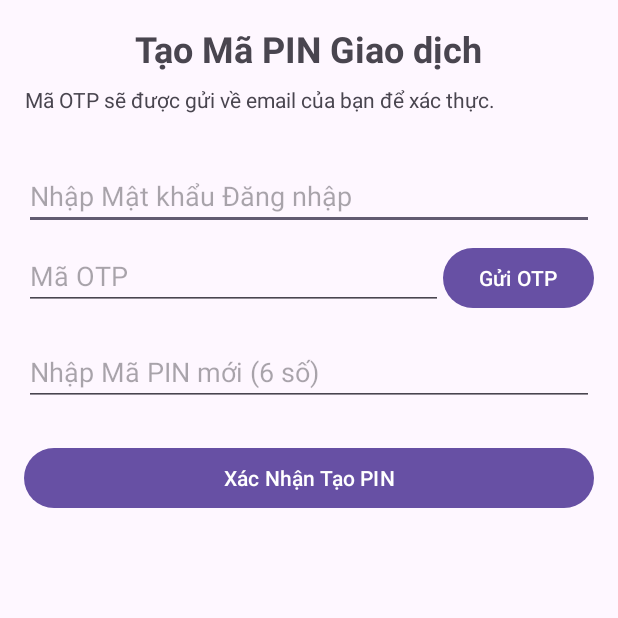
After one commit to cloudy-forest/ANDROID-ENDTERM, an Android app: the SetPinActivity screen opened directly, with no data from a screen before it, on a phone screen of 412 x 824 dp, the top half of it. The commit adds this screen. Run offline under Robolectric (Android 15) with nearby library versions, the phone set to English and light mode, and no system bars.

Commit message:
update OTP and PIN fe + be

```diff
--- a/FRONTEND/app/src/main/AndroidManifest.xml
+++ b/FRONTEND/app/src/main/AndroidManifest.xml
@@ -15,6 +15,9 @@
         android:theme="@style/Theme.MobileBankingApp"
         android:usesCleartextTraffic="true">
         <activity
+            android:name=".SetPinActivity"
+            android:exported="false" />
+        <activity
             android:name=".HomeActivity"
             android:exported="false" />
         <activity
--- /dev/null
+++ b/FRONTEND/app/src/main/java/com/dtv/mobilebankingapp/SetPinActivity.java
@@ -0,0 +1,114 @@
+package com.dtv.mobilebankingapp;
+
+import android.os.Bundle;
+import android.widget.Button;
+import android.widget.EditText;
+import android.widget.Toast;
+
+import androidx.appcompat.app.AppCompatActivity;
+
+import com.dtv.mobilebankingapp.network.ApiService;
+import com.dtv.mobilebankingapp.network.MessageResponse;
+import com.dtv.mobilebankingapp.network.PinSetRequest;
+import com.dtv.mobilebankingapp.network.RetrofitClient;
+import com.dtv.mobilebankingapp.network.SessionManager;
+
+import retrofit2.Call;
+import retrofit2.Callback;
+import retrofit2.Response;
+
+public class SetPinActivity extends AppCompatActivity {
+
+    private EditText etPassword, etOtp, etNewPin;
+    private Button btnRequestOtp, btnConfirmPin;
+    private ApiService apiService;
+    private SessionManager sessionManager;
+    private String authToken;
+
+    @Override
+    protected void onCreate(Bundle savedInstanceState) {
+        super.onCreate(savedInstanceState);
+        setContentView(R.layout.activity_set_pin);
+
+        // Khởi tạo
+        apiService = RetrofitClient.getApiService();
+        sessionManager = new SessionManager(this);
+        authToken = "Bearer " + sessionManager.getAuthToken();
+
+        // Ánh xạ
+        etPassword = findViewById(R.id.etPassword);
+        etOtp = findViewById(R.id.etOtp);
+        etNewPin = findViewById(R.id.etNewPin);
+        btnRequestOtp = findViewById(R.id.btnRequestOtp);
+        btnConfirmPin = findViewById(R.id.btnConfirmPin);
+
+        // Gán sự kiện
+        btnRequestOtp.setOnClickListener(v -> handleRequestOtp());
+        btnConfirmPin.setOnClickListener(v -> handleConfirmPin());
+    }
+
+    // Hàm gọi API /api/pin/request-otp
+    private void handleRequestOtp() {
+        btnRequestOtp.setEnabled(false); // Vô hiệu hóa nút
+        Toast.makeText(this, "Đang gửi OTP...", Toast.LENGTH_SHORT).show();
+
+        Call<MessageResponse> call = apiService.requestPinOtp(authToken);
+        call.enqueue(new Callback<MessageResponse>() {
+            @Override
+            public void onResponse(Call<MessageResponse> call, Response<MessageResponse> response) {
+                if (response.isSuccessful()) {
+                    Toast.makeText(SetPinActivity.this, "OTP đã gửi, vui lòng kiểm tra email (Gmail)", Toast.LENGTH_LONG).show();
+                } else {
+                    Toast.makeText(SetPinActivity.this, "Gửi OTP thất bại", Toast.LENGTH_SHORT).show();
+                    btnRequestOtp.setEnabled(true); // Bật lại nút nếu lỗi
+                }
+            }
+
+            @Override
+            public void onFailure(Call<MessageResponse> call, Throwable t) {
+                Toast.makeText(SetPinActivity.this, "Lỗi kết nối: " + t.getMessage(), Toast.LENGTH_SHORT).show();
+                btnRequestOtp.setEnabled(true); // Bật lại nút nếu lỗi
+            }
+        });
+    }
+
+    // Hàm gọi API /api/pin/set
+    private void handleConfirmPin() {
+        String password = etPassword.getText().toString();
+        String otp = etOtp.getText().toString();
+        String newPin = etNewPin.getText().toString();
+
+        // Kiểm tra input
+        if (password.isEmpty() || otp.isEmpty() || newPin.isEmpty()) {
+            Toast.makeText(this, "Vui lòng nhập đủ thông tin", Toast.LENGTH_SHORT).show();
+            return;
+        }
+
+        if (newPin.length() != 6) {
+            Toast.makeText(this, "Mã PIN phải có đúng 6 số", Toast.LENGTH_SHORT).show();
+            return;
+        }
+
+        // Tạo request
+        PinSetRequest request = new PinSetRequest(password, otp, newPin);
+
+        Call<MessageResponse> call = apiService.setPin(authToken, request);
+        call.enqueue(new Callback<MessageResponse>() {
+            @Override
+            public void onResponse(Call<MessageResponse> call, Response<MessageResponse> response) {
+                if (response.isSuccessful()) {
+                    Toast.makeText(SetPinActivity.this, "Tạo mã PIN thành công!", Toast.LENGTH_LONG).show();
+                    finish(); // Đóng màn hình này và quay lại HomeActivity
+                } else {
+                    // Lỗi (OTP sai, Mật khẩu sai, v.v.)
+                    Toast.makeText(SetPinActivity.this, "Tạo PIN thất bại: Sai OTP hoặc Mật khẩu", Toast.LENGTH_LONG).show();
+                }
+            }
+
+            @Override
+            public void onFailure(Call<MessageResponse> call, Throwable t) {
+                Toast.makeText(SetPinActivity.this, "Lỗi kết nối: " + t.getMessage(), Toast.LENGTH_SHORT).show();
+            }
+        });
+    }
+}
--- a/FRONTEND/app/src/main/java/com/dtv/mobilebankingapp/network/ApiService.java
+++ b/FRONTEND/app/src/main/java/com/dtv/mobilebankingapp/network/ApiService.java
@@ -26,4 +26,15 @@ public interface ApiService {
             @Header("Authorization") String token,
             @Body TransferRequest transferRequest
     );
+
+    // API yêu cầu OTP để tạo PIN
+    @POST("/api/pin/request-otp")
+    Call<MessageResponse> requestPinOtp(@Header("Authorization") String token);
+
+    // API gửi Mật khẩu, OTP, và PIN mới
+    @POST("/api/pin/set")
+    Call<MessageResponse> setPin(
+            @Header("Authorization") String token,
+            @Body PinSetRequest pinSetRequest
+    );
 }
--- a/FRONTEND/app/src/main/java/com/dtv/mobilebankingapp/network/TransferRequest.java
+++ b/FRONTEND/app/src/main/java/com/dtv/mobilebankingapp/network/TransferRequest.java
@@ -4,9 +4,11 @@ package com.dtv.mobilebankingapp.network;
 public class TransferRequest {
     String receiver_account_number;
     int amount;
+    String pin;
 
-    public TransferRequest(String receiver_account_number, int amount) {
+    public TransferRequest(String receiver_account_number, int amount, String pin) {
         this.receiver_account_number = receiver_account_number;
         this.amount = amount;
+        this.pin = pin;
     }
 }
--- /dev/null
+++ b/FRONTEND/app/src/main/res/layout/activity_set_pin.xml
@@ -0,0 +1,71 @@
+<?xml version="1.0" encoding="utf-8"?>
+<LinearLayout xmlns:android="http://schemas.android.com/apk/res/android"
+    xmlns:tools="http://schemas.android.com/tools"
+    android:layout_width="match_parent"
+    android:layout_height="match_parent"
+    android:orientation="vertical"
+    android:padding="16dp"
+    tools:context=".SetPinActivity">
+
+    <TextView
+        android:layout_width="wrap_content"
+        android:layout_height="wrap_content"
+        android:text="Tạo Mã PIN Giao dịch"
+        android:textSize="24sp"
+        android:textStyle="bold"
+        android:layout_gravity="center"/>
+
+    <TextView
+        android:layout_width="wrap_content"
+        android:layout_height="wrap_content"
+        android:text="Mã OTP sẽ được gửi về email của bạn để xác thực."
+        android:layout_marginTop="8dp"
+        android:gravity="center"
+        android:layout_marginBottom="16dp"/>
+
+    <EditText
+        android:id="@+id/etPassword"
+        android:layout_width="match_parent"
+        android:layout_height="wrap_content"
+        android:hint="Nhập Mật khẩu Đăng nhập"
+        android:inputType="textPassword"
+        android:layout_marginTop="16dp"/>
+
+    <LinearLayout
+        android:layout_width="match_parent"
+        android:layout_height="wrap_content"
+        android:orientation="horizontal"
+        android:layout_marginTop="8dp">
+
+        <EditText
+            android:id="@+id/etOtp"
+            android:layout_width="0dp"
+            android:layout_height="wrap_content"
+            android:layout_weight="1"
+            android:hint="Mã OTP"
+            android:inputType="number"/>
+
+        <Button
+            android:id="@+id/btnRequestOtp"
+            android:layout_width="wrap_content"
+            android:layout_height="wrap_content"
+            android:text="Gửi OTP"/>
+    </LinearLayout>
+
+    <EditText
+        android:id="@+id/etNewPin"
+        android:layout_width="match_parent"
+        android:layout_height="wrap_content"
+        android:hint="Nhập Mã PIN mới (6 số)"
+        android:inputType="numberPassword"
+        android:maxLength="6"
+        android:layout_marginTop="16dp"/>
+
+    <Button
+        android:id="@+id/btnConfirmPin"
+        android:layout_width="match_parent"
+        android:layout_height="wrap_content"
+        android:text="Xác Nhận Tạo PIN"
+        android:layout_marginTop="24dp"/>
+
+</LinearLayout>
```
Also changed, not shown: FRONTEND/app/src/main/java/com/dtv/mobilebankingapp/HomeActivity.java (+22 -5 lines), FRONTEND/app/src/main/java/com/dtv/mobilebankingapp/network/MessageResponse.java (added, +9 -0 lines), FRONTEND/app/src/main/java/com/dtv/mobilebankingapp/network/PinSetRequest.java (added, +13 -0 lines), FRONTEND/app/src/main/res/layout/activity_home.xml (+16 -0 lines), 4 other files.
